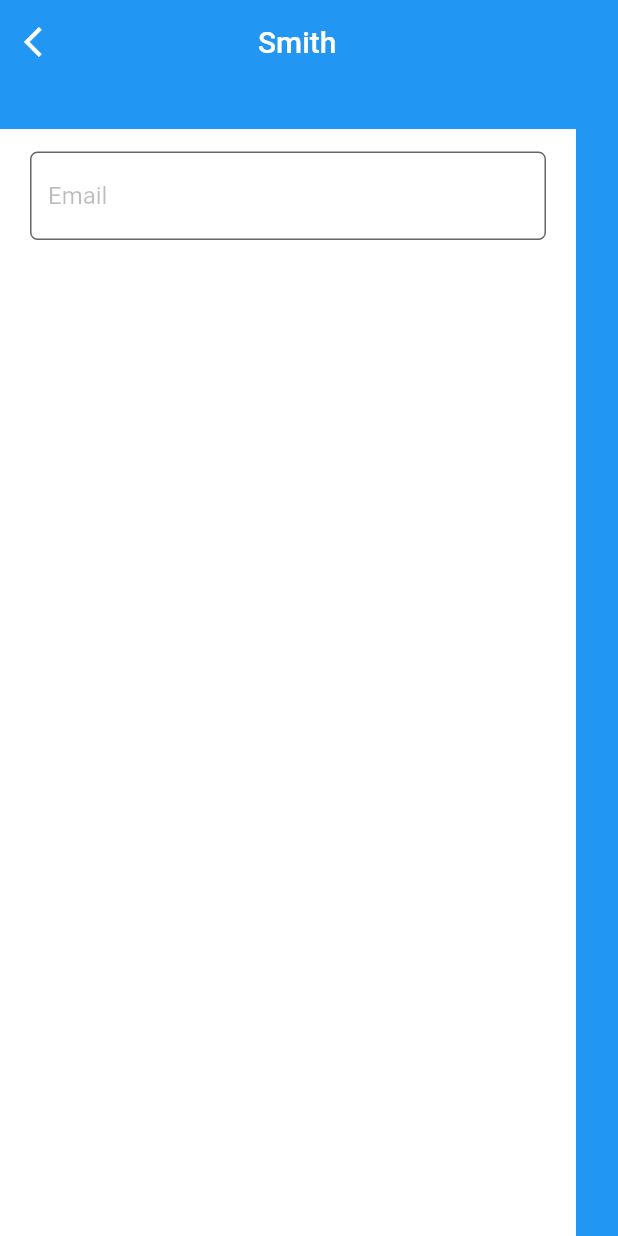
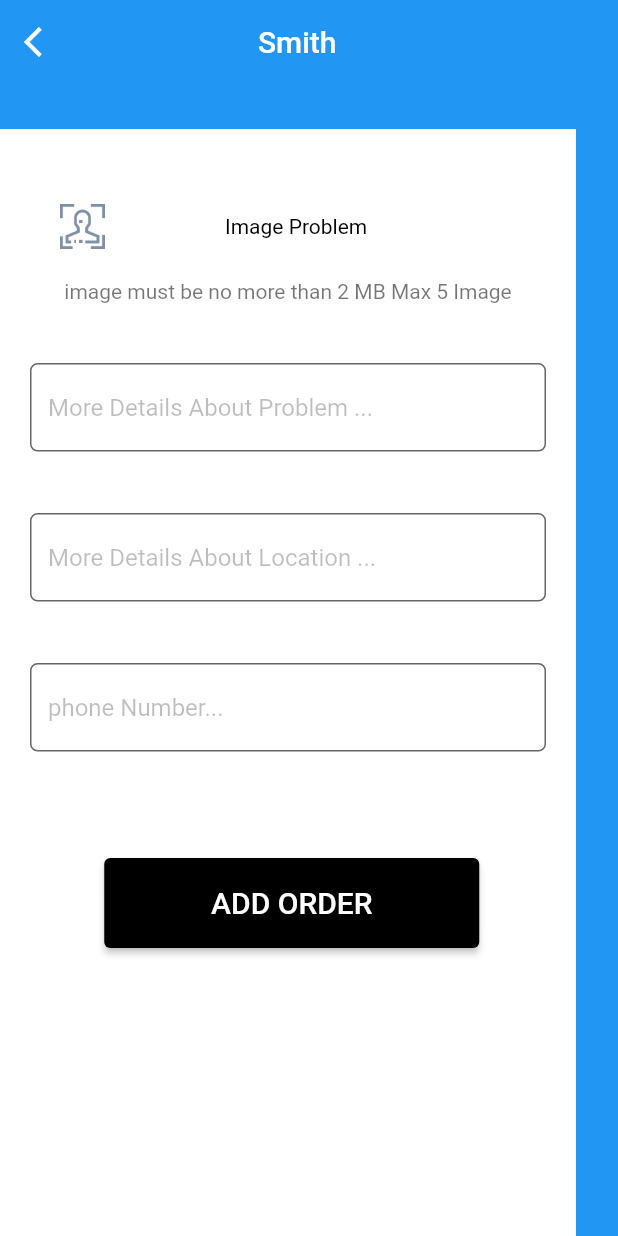
Before and after one commit to AsmaSyam/final_flutter_project, a Flutter app: the screen it shows after launch, on a phone screen of 412 x 824 dp. Run offline on Flutter 3.47's test engine with Material 2 defaults, Android fonts, the phone set to English and light mode, and no system bars; our stand-ins replace get_storage, shared_preferences.

Commit message:
update smith_activity

```diff
--- a/lib/smith_activity.dart
+++ b/lib/smith_activity.dart
@@ -31,13 +31,32 @@ class _SmithActivityState extends State<SmithActivity> {
             child: Column(
               children: [
                 Padding(
-                  padding: const EdgeInsets.only(right: 20 , left:  20 , top: 15),
+                  padding: const EdgeInsets.only(left: 40 , top: 50),
+                  child: Row(
+                    children: [
+                      Image.asset("images/img_8.png" , width: 30, height: 30,),
+                      Padding(
+                        padding: const EdgeInsets.only(left: 80),
+                        child: Text("Image Problem" , style: TextStyle(color: Colors.black),),
+                      )
+                    ],
+                  ),
+                ),
+                Padding(
+                  padding: const EdgeInsets.only(top: 20),
+                  child: Text("image must be no more than 2 MB Max 5 Image" , style: TextStyle(color:Colors.black54),),
+                ),
+
+                SizedBox(
+                  height: 100,
+                  child: Padding(
+                    padding: const EdgeInsets.only(right: 20 , left:  20 , top: 40),
                     child: TextField(
                      // controller: _emailController,
                       decoration: InputDecoration(
                           filled: true ,
                           fillColor: Colors.white ,
-                        hintText: "Email",
+                          hintText: "More Details About Problem ...",
                           hintStyle: TextStyle(color: Colors.black26),
                           border: OutlineInputBorder(
                               borderRadius: BorderRadius.all(
@@ -48,6 +67,63 @@ class _SmithActivityState extends State<SmithActivity> {
                       ),
                     ),
                   ),
+                ),
+                SizedBox(
+                  height: 100,
+                  child: Padding(
+                    padding: const EdgeInsets.only(right: 20 , left:  20 , top: 40),
+                    child: TextField(
+                      // controller: _emailController,
+                      decoration: InputDecoration(
+                          filled: true ,
+                          fillColor: Colors.white ,
+                          hintText: "More Details About Location ...",
+                          hintStyle: TextStyle(color: Colors.black26),
+                          border: OutlineInputBorder(
+                              borderRadius: BorderRadius.all(
+                                Radius.circular(5.0),
+                              ),
+                              borderSide: BorderSide(color: Colors.red)
+                          )
+                      ),
+                    ),
+                  ),
+                ),
+                SizedBox(
+                  height: 100,
+                  child: Padding(
+                    padding: const EdgeInsets.only(right: 20 , left:  20 , top: 40),
+                    child: TextField(
+                      // controller: _emailController,
+                      decoration: InputDecoration(
+                          filled: true ,
+                          fillColor: Colors.white ,
+                          hintText: "phone Number...",
+                          hintStyle: TextStyle(color: Colors.black26),
+                          border: OutlineInputBorder(
+                              borderRadius: BorderRadius.all(
+                                Radius.circular(5.0),
+                              ),
+                              borderSide: BorderSide(color: Colors.red)
+                          )
+                      ),
+                    ),
+                  ),
+                ),
+                Padding(
+                  padding: const EdgeInsets.fromLTRB(5, 70, 0, 0),
+                  child: SizedBox(
+                    width: 250,
+                    height: 60,
+                    child: ElevatedButton(
+                      style: ElevatedButton.styleFrom(
+                        primary: Colors.black
+                      ),
+                       onPressed: () {
+                       },
+                        child: Text("ADD ORDER" , style: TextStyle(color: Colors.white , fontSize: 20),)),
+                  ),
+                )
               ],
             ),
           ),
```
Lines whose indentation alone changed are shown as unchanged.
